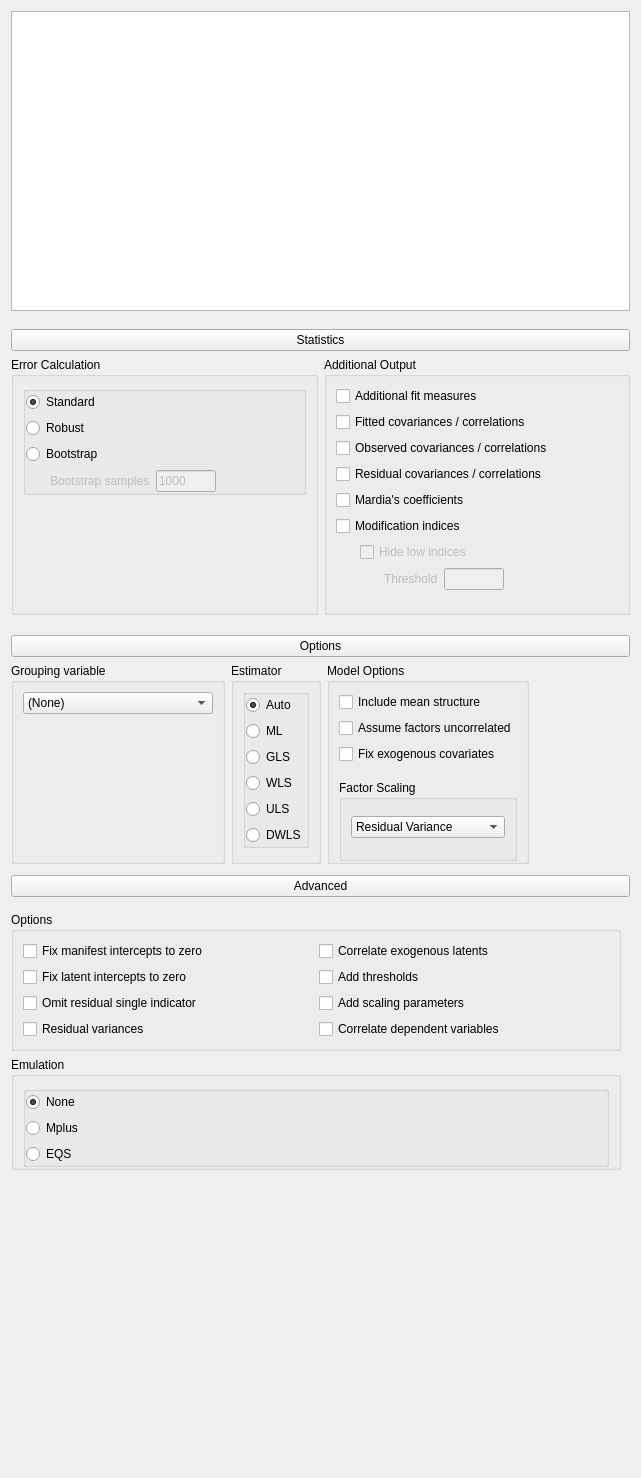
Qt form JASP-Desktop/analysisforms/semsimpleform.ui (jasp-stats/jasp-desktop) before a commit.
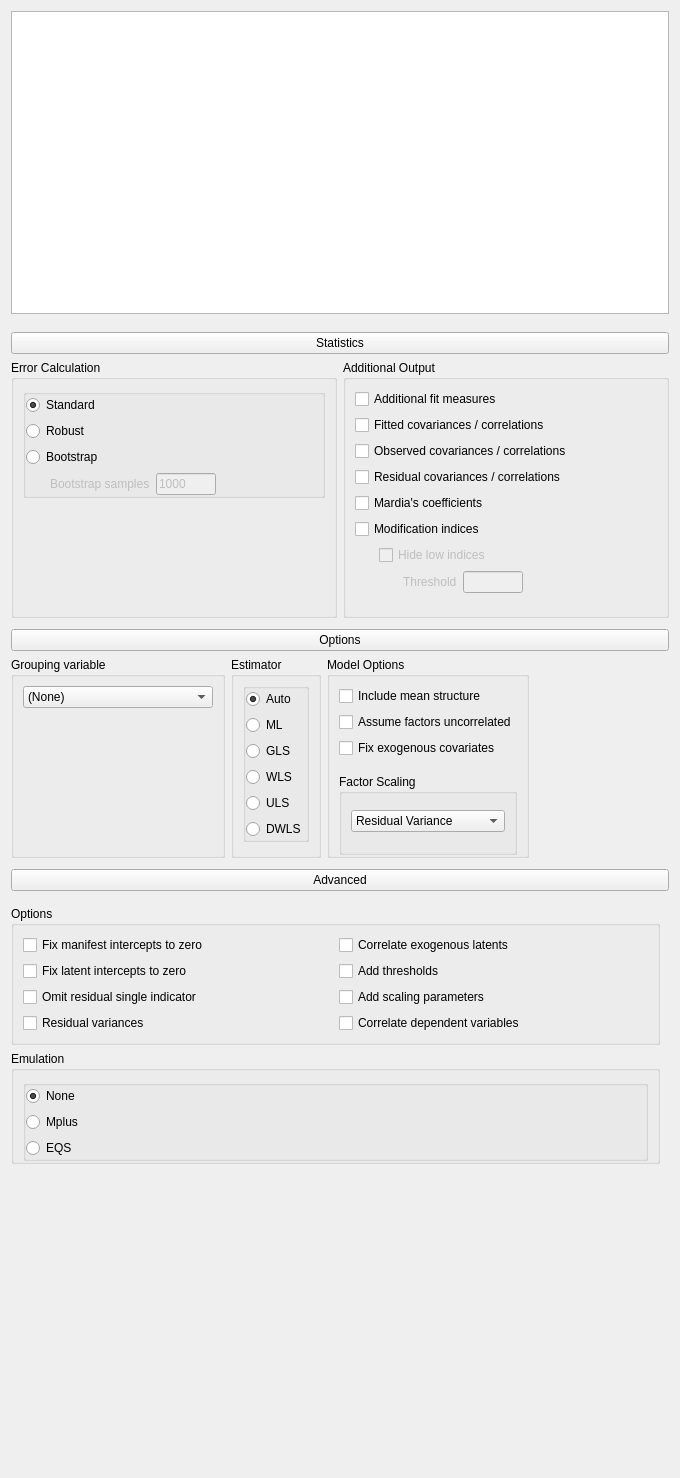
The same form after that commit. Custom widgets are drawn as their Qt base class.

```diff
--- a/JASP-Desktop/analysisforms/semsimpleform.ui
+++ b/JASP-Desktop/analysisforms/semsimpleform.ui
@@ -6,10 +6,16 @@
    <rect>
     <x>0</x>
     <y>0</y>
-    <width>641</width>
+    <width>680</width>
     <height>1478</height>
    </rect>
   </property>
+  <property name="sizePolicy">
+   <sizepolicy hsizetype="Fixed" vsizetype="Preferred">
+    <horstretch>0</horstretch>
+    <verstretch>0</verstretch>
+   </sizepolicy>
+  </property>
   <property name="minimumSize">
    <size>
     <width>500</width>
@@ -82,6 +88,9 @@
          <property name="rightMargin">
           <number>0</number>
          </property>
+         <property name="bottomMargin">
+          <number>0</number>
+         </property>
          <item row="0" column="1" rowspan="2">
           <widget class="GroupBox" name="groupBox_2">
            <property name="title">
@@ -350,6 +359,12 @@
    </item>
    <item>
     <widget class="QWidget" name="widget_9" native="true">
+     <property name="sizePolicy">
+      <sizepolicy hsizetype="Preferred" vsizetype="Preferred">
+       <horstretch>0</horstretch>
+       <verstretch>0</verstretch>
+      </sizepolicy>
+     </property>
      <layout class="QGridLayout" name="gridLayout_18">
       <property name="leftMargin">
        <number>0</number>
```
